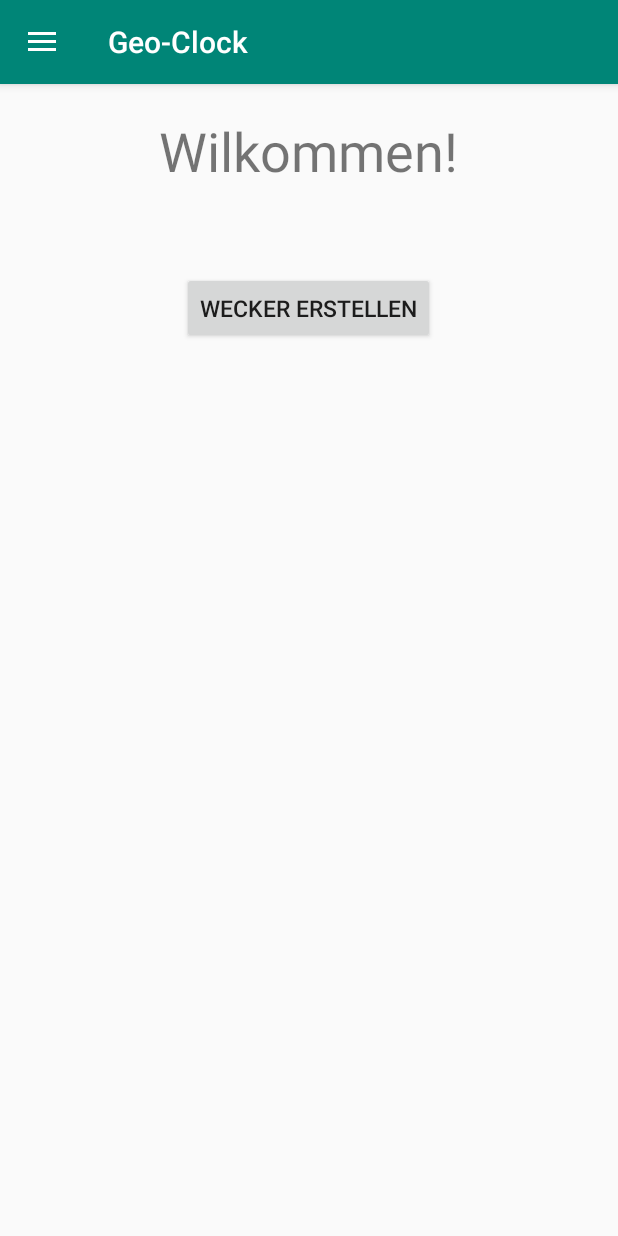
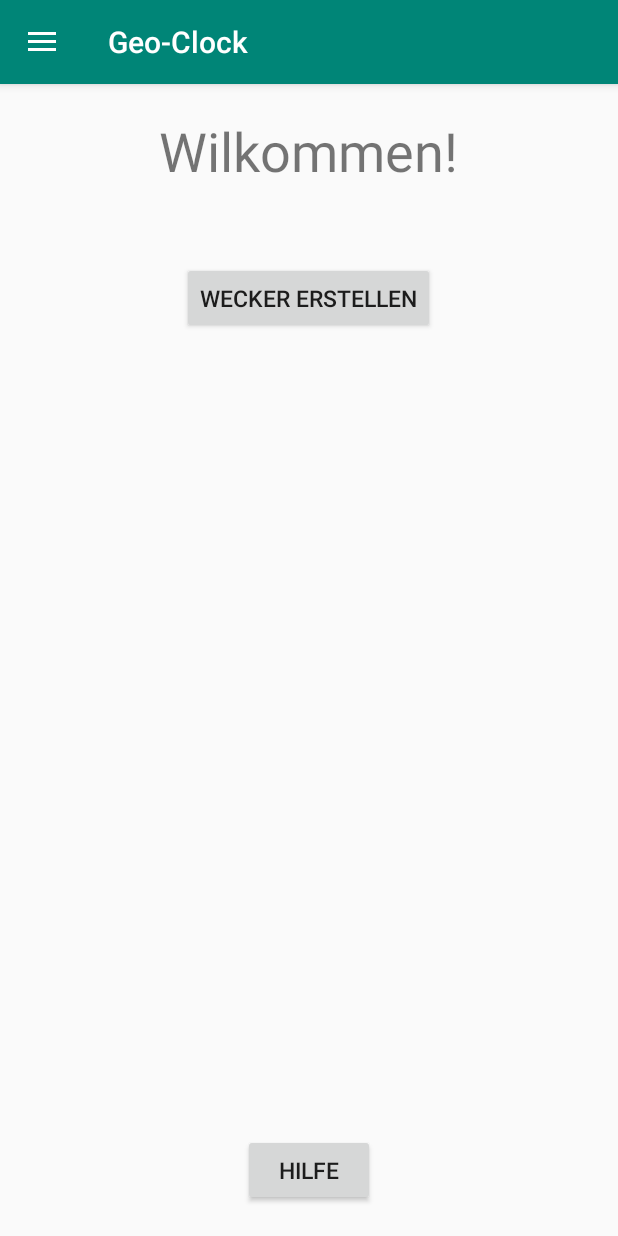
Before and after one commit to Jugendhackt/Geo-Clock, an Android app: the screen it shows after launch (MainActivity), on a phone screen of 412 x 824 dp. Run offline under Robolectric (Android 15) with nearby library versions, the phone set to English and light mode, and no system bars.

Commit message:
Hinzugefügter Hilfebutton

```diff
--- a/app/src/main/java/org/jugendhackt/geoclock/StartFragment.java
+++ b/app/src/main/java/org/jugendhackt/geoclock/StartFragment.java
@@ -33,6 +33,7 @@ public class StartFragment extends Fragment {
 
         View rootView = inflater.inflate(start, container, false);
         final Button go = rootView.findViewById(R.id.button3);
+        final Button help = rootView.findViewById(R.id.helpbtn);
         go.setOnClickListener(new View.OnClickListener() {
             @Override
             public void onClick(View v) {
@@ -43,6 +44,16 @@ public class StartFragment extends Fragment {
                 fragmentTransaction.commit();
             }
         });
+        help.setOnClickListener(new View.OnClickListener() {
+            @Override
+            public void onClick(View v) {
+                FragmentManager fragmentManager = getActivity().getSupportFragmentManager();
+                FragmentTransaction fragmentTransaction = fragmentManager.beginTransaction();
+                Fragment fragment = new HelpFragment();
+                fragmentTransaction.replace(R.id.fragment_container, fragment);
+                fragmentTransaction.commit();
+            }
+        });
         return rootView;
     }
 
--- a/app/src/main/res/layout/start.xml
+++ b/app/src/main/res/layout/start.xml
@@ -18,10 +18,20 @@
         android:id="@+id/button3"
         android:layout_width="wrap_content"
         android:layout_height="wrap_content"
-        android:layout_alignParentTop="true"
+        android:layout_below="@+id/textView3"
         android:layout_centerHorizontal="true"
-        android:layout_marginTop="125dp"
-        android:textSize="15sp"
-        android:text="Wecker erstellen" />
+        android:layout_marginTop="50dp"
+        android:text="Wecker erstellen"
+        android:textSize="15sp" />
+
+    <Button
+        android:id="@+id/helpbtn"
+        android:layout_width="wrap_content"
+        android:layout_height="wrap_content"
+        android:layout_alignParentBottom="true"
+        android:layout_centerHorizontal="true"
+        android:layout_marginBottom="20dp"
+        android:text="Hilfe"
+        android:textSize="15sp" />
 
 </RelativeLayout>
```
